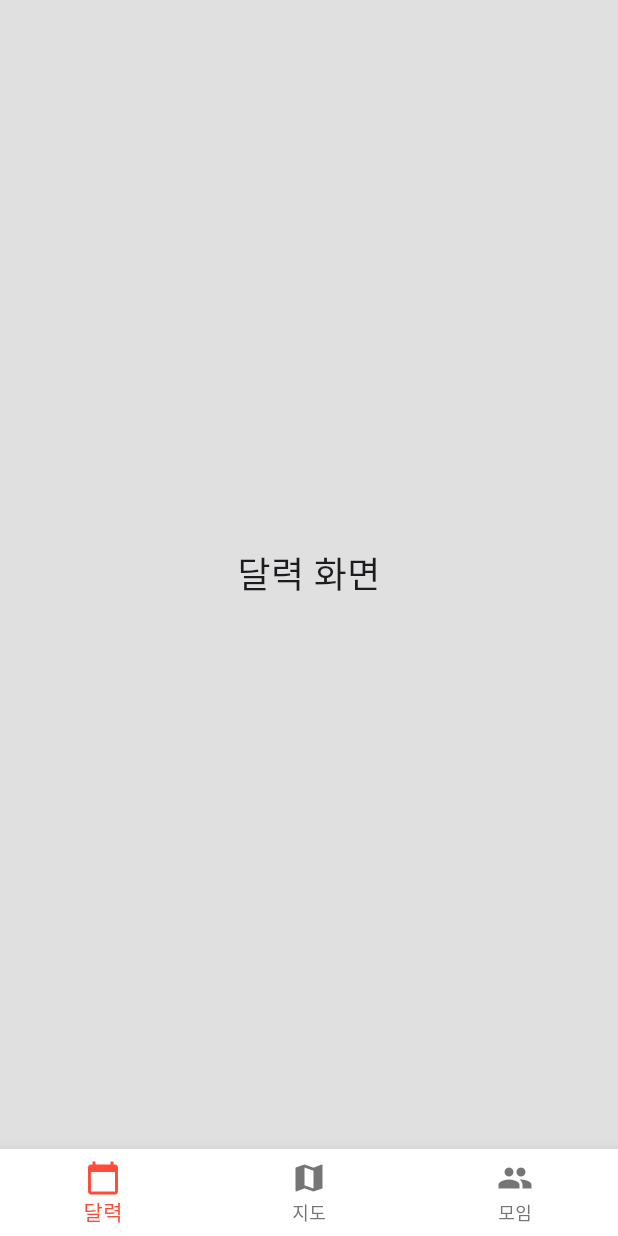
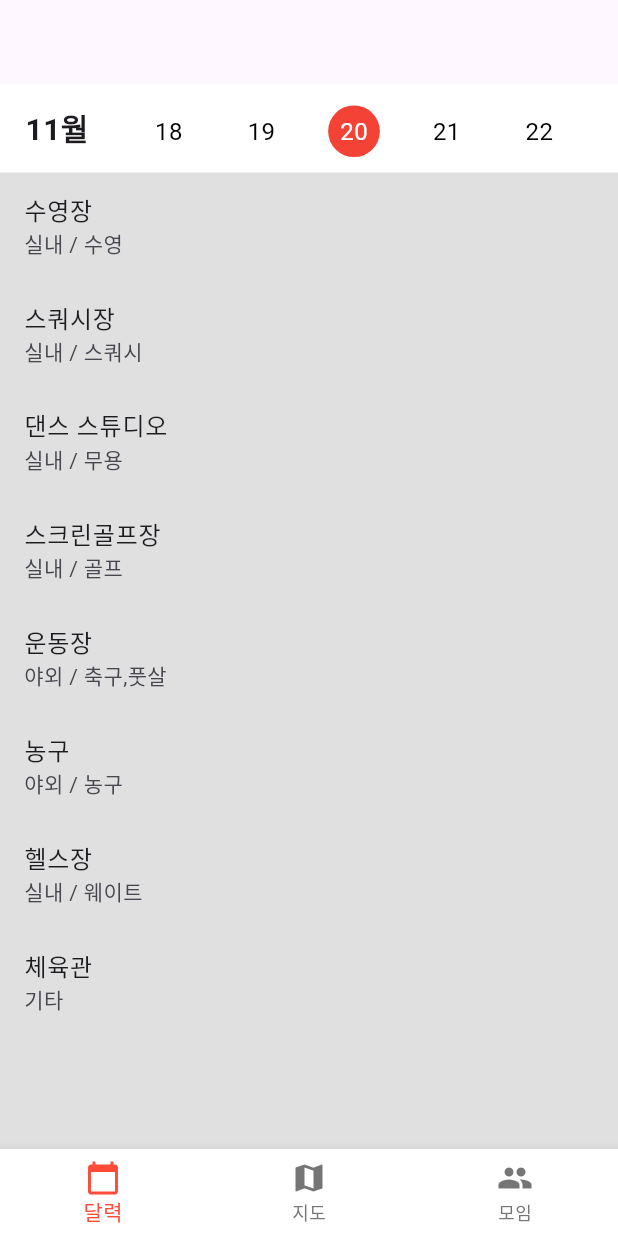
Before and after one commit to smu-flutter-project/smu_sports_matching, a Flutter app: the RootScreen screen opened by its route, on a phone screen of 412 x 824 dp. Run offline on Flutter 3.47's test engine with Material 3 defaults, Android fonts, the phone set to English and light mode, and no system bars; our stand-ins replace firebase_core, go_router, google_maps_flutter, table_calendar; accounts and stored records are empty.

Commit message:
Feat.calendar

```diff
--- /dev/null
+++ b/devtools_options.yaml
@@ -0,0 +1,3 @@
+description: This file stores settings for Dart & Flutter DevTools.
+documentation: https://docs.flutter.dev/tools/devtools/extensions#configure-extension-enablement-states
+extensions:
--- /dev/null
+++ b/lib/screen/calendar_screen.dart
@@ -0,0 +1,465 @@
+import 'package:flutter/material.dart';
+import 'package:smu_flutter/const/colors.dart';
+import 'package:table_calendar/table_calendar.dart';
+import 'package:intl/intl.dart';
+
+class SportsFacility {
+  final String name;
+  final String type;
+  final String address;
+  final String image;
+
+  SportsFacility({
+    required this.name,
+    required this.type,
+    required this.address,
+    required this.image,
+  });
+}
+
+class CalendarScreen extends StatefulWidget {
+  const CalendarScreen({Key? key}) : super(key: key);
+
+  @override
+  State<CalendarScreen> createState() => _CalendarScreenState();
+}
+
+class _CalendarScreenState extends State<CalendarScreen> {
+  DateTime _currentDate = DateTime.now();
+
+  List<SportsFacility> facilities = [
+    SportsFacility(
+        name: '수영장',
+        type: '실내 / 수영',
+        address: '충남 천안시 동남구 상명대길 31 스포츠센터 1층',
+        image: 'assets/img/swimming_pool.png'),
+    SportsFacility(
+        name: '스쿼시장',
+        type: '실내 / 스쿼시',
+        address: '충남 천안시 동남구 상명대길 31 스포츠센터 1층',
+        image: 'assets/img/squash_court.png'),
+    SportsFacility(
+        name: '댄스 스튜디오',
+        type: '실내 / 무용',
+        address: '충남 천안시 동남구 상명대길 31 스포츠센터 3층',
+        image: 'assets/img/dance.png'),
+    SportsFacility(
+        name: '스크린골프장',
+        type: '실내 / 골프',
+        address: '충남 천안시 동남구 상명대길 31 스포츠센터 1층',
+        image: 'assets/img/screen_golf.png'),
+    SportsFacility(
+        name: '운동장',
+        type: '야외 / 축구,풋살',
+        address: '충남 천안시 동남구 상명대길 31 운동장',
+        image: 'assets/img/play_ground.png'),
+    SportsFacility(
+        name: '농구',
+        type: '야외 / 농구',
+        address: '충남 천안시 동남구 상명대길 31 농구장',
+        image: 'assets/img/basketball.png'),
+    SportsFacility(
+        name: '헬스장',
+        type: '실내 / 웨이트',
+        address: '충남 천안시 동남구 상명대길 31 스포츠센터',
+        image: 'assets/img/health_club.png'),
+    SportsFacility(
+        name: '체육관',
+        type: '기타',
+        address: '충남 천안시 동남구 상명대길 31 계당관',
+        image: 'assets/img/gym.png')
+
+  ];
+
+  // 특정 주간의 날짜 계산
+
+  List<DateTime> _getWeekDates(DateTime date) {
+    return [
+      date.subtract(Duration(days: 2)),
+      date.subtract(Duration(days: 1)),
+      date,
+      date.add(Duration(days: 1)),
+      date.add(Duration(days: 2)),
+    ];
+  }
+
+  void _navigateToNextScreen(String facilityName, String facilityAddress,String facilityImage) {
+    Navigator.push(
+      context,
+      MaterialPageRoute(
+        builder: (context) => CalendarScreen2(
+          facilityName: facilityName,
+          facilityAddress: facilityAddress,
+          facilityImage: facilityImage,
+        ),
+      ),
+    );
+  }
+
+  @override
+  Widget build(BuildContext context) {
+    List<DateTime> weekDates = _getWeekDates(_currentDate);
+
+    return Scaffold(
+      appBar: AppBar(
+        title: Text(''),
+        centerTitle: true,
+      ),
+      body: Column(
+        children: [
+          Container(
+            color: Colors.white,
+            padding: EdgeInsets.all(8.0),
+            child: Row(
+              children: [
+                // 왼쪽에 월 표시 (숫자로)
+
+                Container(
+                  width: 60,
+                  alignment: Alignment.center,
+                  child: Text(
+                    '${DateFormat('MM').format(_currentDate)}월',
+                    // 월 (숫자, 예: 01)
+
+                    style: TextStyle(
+                      fontSize: 20,
+                      fontWeight: FontWeight.bold,
+                    ),
+                  ),
+                ),
+
+                // 오른쪽에 날짜 5개 표시
+
+                Expanded(
+                  child: Row(
+                    mainAxisAlignment: MainAxisAlignment.spaceEvenly,
+                    children: weekDates.map((date) {
+                      return GestureDetector(
+                        onTap: () {
+                          setState(() {
+                            _currentDate = date;
+                          });
+                        },
+                        child: Column(
+                          children: [
+                            SizedBox(height: 4),
+                            Container(
+                              padding: EdgeInsets.all(8),
+                              decoration: BoxDecoration(
+                                color: date.day == _currentDate.day
+                                    ? Colors.red
+                                    : Colors.transparent,
+                                shape: BoxShape.circle,
+                              ),
+                              child: Text(
+                                '${date.day}', // 날짜
+
+                                style: TextStyle(
+                                  fontSize: 16,
+                                  color: date.day == _currentDate.day
+                                      ? Colors.white
+                                      : Colors.black,
+                                ),
+                              ),
+                            ),
+                          ],
+                        ),
+                      );
+                    }).toList(),
+                  ),
+                ),
+              ],
+            ),
+          ),
+          Expanded(
+            child: ListView.builder(
+              itemCount: facilities.length,
+              itemBuilder: (context, index) {
+                final facility = facilities[index];
+
+                return ListTile(
+                  title: Text(facility.name),
+
+                  subtitle: Text(facility.type), // 경기장 종류 추가
+
+                  onTap: () {
+                    _navigateToNextScreen(facility.name, facility.address,facility.image);
+                  },
+                );
+              },
+            ),
+          ),
+        ],
+      ),
+    );
+  }
+}
+
+class CalendarScreen2 extends StatefulWidget {
+  final String facilityName;
+  final String facilityAddress;
+  final String facilityImage;
+  const CalendarScreen2({
+    Key? key,
+    required this.facilityName,
+    required this.facilityAddress,
+    required this.facilityImage
+  }) : super(key: key);
+
+  @override
+  State<CalendarScreen2> createState() => _CalendarScreen2State();
+}
+
+class _CalendarScreen2State extends State<CalendarScreen2> {
+  double _progress = 0;
+  int _clickCount = 0; // 버튼 클릭 횟수 저장 변수
+
+  String getClickCountText() {
+    return '$_clickCount 명이 희망하고 있어요!!!!'; // 버튼 클릭 횟수만 표시
+  }
+
+  void _incrementClickCount() {
+    setState(() {
+      _clickCount++; // 버튼 클릭 시 횟수 증가
+    });
+  }
+
+  static const int totalDivisions = 30; // 총 30단계로 변경
+
+  // 한 칸에 해당하는 진행률 값
+  double _progressIncrement = 1 / totalDivisions;
+
+  void _incrementProgress() {
+    setState(() {
+      _progress += _progressIncrement;
+      // 진행률이 1을 넘지 않도록 제한
+      _progress = _progress.clamp(0.0, 1.0);
+      _clickCount++;
+    });
+  }
+
+  @override
+  Widget build(BuildContext context) {
+    return Scaffold(
+      appBar: AppBar(
+        title: Text(widget.facilityName),
+      ),
+      body: Center(
+        child: Column(
+          mainAxisAlignment: MainAxisAlignment.center,
+          children: [
+            Image.asset(widget.facilityImage),
+
+            SizedBox(height: 40),
+            // 희망 인기도 표시
+            Text(
+              "희망 인기도",
+              style: TextStyle(
+                fontSize: 18,
+                fontWeight: FontWeight.bold,
+              ),
+            ),
+
+            SizedBox(height: 20),
+
+            Text(
+              getClickCountText(),
+              style: TextStyle(fontSize: 16),
+            ),
+            SizedBox(height: 20),
+
+            // 진행률 표시
+            Stack(
+              children: [
+                LinearProgressIndicator(
+                  value: _progress,
+                  valueColor: AlwaysStoppedAnimation<Color>(Colors.red),
+                ),
+              ],
+            ),
+
+            SizedBox(height: 20),
+
+            Text(
+              "다양한 사람들과 같이 즐겨보아요!",
+              style: TextStyle(
+                fontSize: 16,
+              ),
+            ),
+
+            SizedBox(height: 40),
+
+            ElevatedButton(
+              onPressed: _incrementProgress,
+              child: Text(
+                '희망해요!',
+                style: TextStyle(
+                  color: Colors.black,
+                  fontSize: 18,
+                ),
+              ),
+              style: ElevatedButton.styleFrom(backgroundColor: Colors.red),
+            ),
+
+            SizedBox(height: 40),
+
+            // 구장 정보 섹션
+            Text(
+              '구장 정보',
+              style: TextStyle(
+                fontSize: 18,
+                fontWeight: FontWeight.bold,
+              ),
+            ),
+            SizedBox(height: 8),
+
+            // 기존 구장 정보
+            Text(
+              widget.facilityAddress,
+              style: TextStyle(
+                fontSize: 18,
+                color: Colors.black,
+              ),
+            ),
+
+            // 추가된 주소 정보
+            SizedBox(height: 30),
+
+            Center(
+              child: Container(
+                width: double.infinity,
+                decoration: BoxDecoration(
+                  color: Colors.red[400],
+                  borderRadius: BorderRadius.circular(10),
+                ),
+                padding: EdgeInsets.all(16),
+                child: Column(
+                  children: [
+                    Text(
+                      '이용안내',
+                      style:
+                      TextStyle(fontSize: 16, fontWeight: FontWeight.bold),
+                    ),
+                  ],
+                ),
+              ),
+            ),
+
+            SizedBox(height: 8),
+
+            Column(
+              crossAxisAlignment: CrossAxisAlignment.start, // 텍스트를 왼쪽 정렬
+              children: [
+                RichText(
+                  text: TextSpan(
+                    children: [
+                      TextSpan(
+                        text: '1. 이용대상: ',
+                        style: TextStyle(
+                          fontWeight: FontWeight.bold,
+                          color: Colors.black,
+                        ),
+                      ),
+                      TextSpan(
+                        text: '재학생, 교직원(동반 가족 포함)',
+                        style: TextStyle(
+                          color: Colors.grey[700],
+                        ),
+                      ),
+                    ],
+                  ),
+                ),
+                SizedBox(height: 10),
+                RichText(
+                  text: TextSpan(
+                    children: [
+                      TextSpan(
+                        text: '2. 사용료: ',
+                        style: TextStyle(
+                          fontWeight: FontWeight.bold,
+                          color: Colors.black,
+                        ),
+                      ),
+                      TextSpan(
+                        text: '무료',
+                        style: TextStyle(
+                          color: Colors.grey[700],
+                        ),
+                      ),
+                    ],
+                  ),
+                ),
+                SizedBox(height: 10),
+                RichText(
+                  text: TextSpan(
+                    children: [
+                      TextSpan(
+                        text: '3. 이용방법: ',
+                        style: TextStyle(
+                          fontWeight: FontWeight.bold,
+                          color: Colors.black,
+                        ),
+                      ),
+                      TextSpan(
+                        text: '실내를 이용해야하는 시설의 경우 안내 ',
+                        style: TextStyle(
+                          color: Colors.grey[700],
+                        ),
+                      ),
+                    ],
+                  ),
+                ),
+                RichText(
+                  text: TextSpan(
+                    text: '데스크에서 학생증 제시후 입장(이용)가능 ',
+                    style: TextStyle(
+                      color: Colors.grey[700],
+                    ),
+                  ),
+                ),
+                RichText(
+                  text: TextSpan(
+                    text: '안내 데스크가 없는 야외의 경우 관리팀에 문의하여 대관',
+                    style: TextStyle(
+                      color: Colors.grey[700],
+                    ),
+                  ),
+                )
+              ],
+            ),
+          ],
+        ),
+      ),
+    );
+  }
+}
+
+class GridPainter extends CustomPainter {
+  final int divisions; // 구분선 개수
+
+  final double width; // 각 구분선의 너비
+
+  GridPainter({required this.divisions, required this.width});
+
+  @override
+  void paint(Canvas canvas, Size size) {
+    final paint = Paint()
+      ..color = Colors.grey
+      ..strokeWidth = 1.0;
+
+    // 1번째 구분선부터 (0번째는 제외) divisions - 1 까지 선 그리기
+
+    for (int i = 1; i < divisions; i++) {
+      canvas.drawLine(
+        Offset(i * width, 0), // 시작점 (구분선 위치, 0)
+
+        Offset(i * width, size.height), // 끝점 (구분선 위치, 높이 전체)
+
+        paint,
+      );
+    }
+  }
+
+  @override
+  bool shouldRepaint(covariant CustomPainter oldDelegate) => false;
+}
--- a/lib/screen/root_screen.dart
+++ b/lib/screen/root_screen.dart
@@ -2,6 +2,7 @@ import 'package:flutter/material.dart';
 import 'dart:math';
 import 'package:smu_flutter/screen/map_screen.dart';
 import 'package:smu_flutter/screen/meet_screen.dart';
+import 'package:smu_flutter/screen/calendar_screen.dart';
 
 class RootScreen extends StatefulWidget {
   const RootScreen({Key? key}) : super(key: key);
@@ -46,7 +47,7 @@ class _RootScreenState extends State<RootScreen> with TickerProviderStateMixin {
   // 각 탭에 연결될 화면들
   List<Widget> renderChildren() {
     return [
-      Center(child: Text('달력 화면', style: TextStyle(fontSize: 24))), // 달력
+      const CalendarScreen(), // 달력
       const MapScreen(), // 지도 페이지!
       const MeetScreen(), // 모임
     ];
```
Also changed, not shown: pubspec.yaml (+12 -1 lines), assets/img/basketball.png (added), assets/img/dance.png (added), assets/img/gym.png (added), assets/img/health_club.png (added), assets/img/play_ground.png (added), assets/img/screen_golf.png (added), assets/img/squash_court.png (added), assets/img/swimming_pool.png (added), pubspec.lock.
